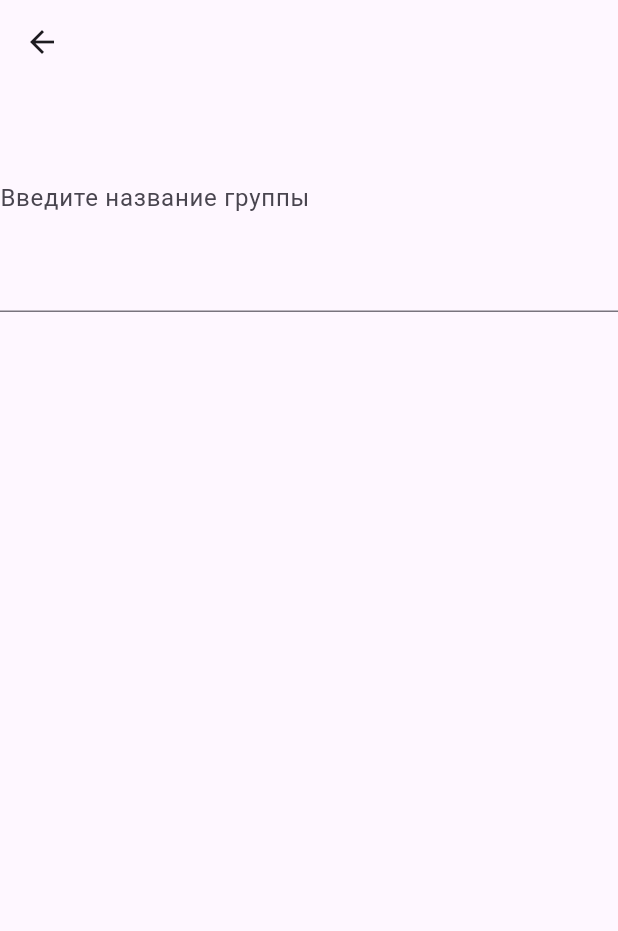
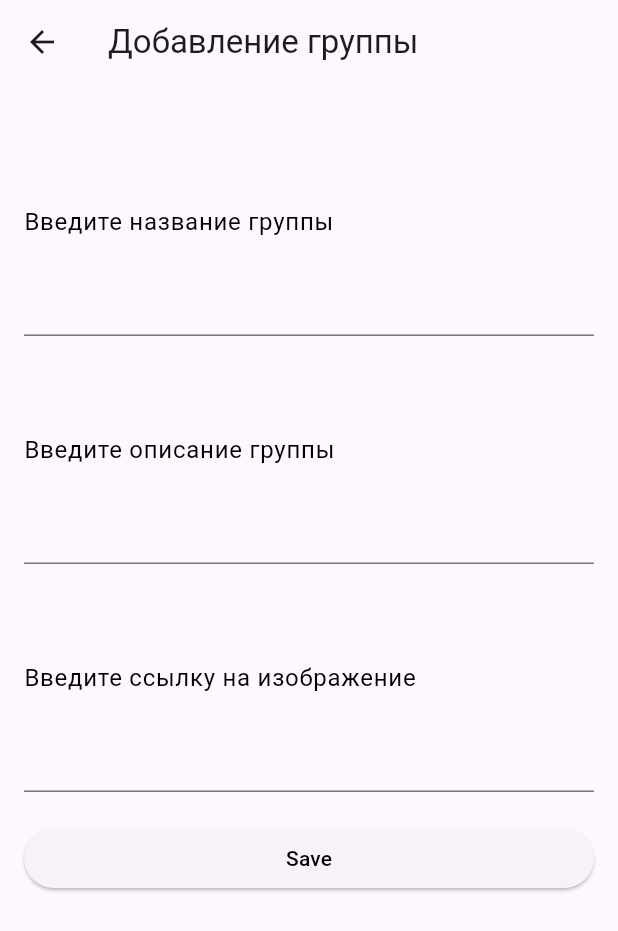
Before and after one commit to Dhageu/ks, a Flutter app: the AddGroup screen opened directly, on a phone screen of 412 x 824 dp. Shown: the top 931 px of the screen. Run offline on Flutter 3.47's test engine with Material 3 defaults, Android fonts, the phone set to English and light mode, and no system bars; network calls fail.

Commit message:
Выполнил 4 практику, реализовал функцию добавления новой группы, а также удаления группы

```diff
--- a/lib/pages/add_group.dart
+++ b/lib/pages/add_group.dart
@@ -16,16 +16,43 @@ class _AddGroupState extends State<AddGroup> {
   Widget build(BuildContext context) {
     return Scaffold(
       appBar: AppBar(
-
+        title: const Text("Добавление группы"),
       ),
-      body: Column(
+      body: Padding(
+        padding: const EdgeInsets.all(16.0),
+        child: ListView(
           children: [
             TextField(
               controller: _titleController,
-            decoration: InputDecoration(labelText: 'Введите название группы'),
+              decoration: const InputDecoration(labelText: 'Введите название группы', labelStyle: TextStyle(color: Colors.black),),
               maxLines: 5,
             ),
+            TextField(
+              controller: _descriptionController,
+              decoration: const InputDecoration(labelText: 'Введите описание группы', labelStyle: TextStyle(color: Colors.black),),
+              maxLines: 5,
+            ),
+            TextField(
+              controller: _imageUrlController,
+              decoration: const InputDecoration(labelText: 'Введите ссылку на изображение', labelStyle: TextStyle(color: Colors.black),),
+              maxLines: 5,
+            ),
+            const SizedBox(height: 20,),
+            ElevatedButton(
+              onPressed: () {
+                Map<String, dynamic> newGroup = {
+                  "title": _titleController.text,
+                  "description": _descriptionController.text,
+                  "image_url": _imageUrlController.text
+                };
+                if (newGroup.isNotEmpty) {
+                  Navigator.pop(context, newGroup);
+                }
+              },
+              child: const Text("Save", style: TextStyle(color: Colors.black)),
+            ),
           ],
+        ),
       ),
     );
   }
--- a/lib/pages/description.dart
+++ b/lib/pages/description.dart
@@ -1,8 +1,10 @@
 import 'package:flutter/material.dart';
+import 'dart:developer' as developer;
 
 class Description extends StatelessWidget {
   const Description({super.key, required this.group});
   final Map<String, dynamic> group;
+
 
   @override
   Widget build(BuildContext context) {
@@ -17,7 +19,7 @@ class Description extends StatelessWidget {
         padding: const EdgeInsets.all(16.0),
         child: Column(
           children: [
-            Image.asset(group["image_url"].toString(),),
+            Image.network(group["image_url"].toString()),
             const SizedBox(height: 30,),
             Text(group["description"], style: const TextStyle(color: Colors.white)),
           ],
--- a/pubspec.yaml
+++ b/pubspec.yaml
@@ -9,6 +9,7 @@ environment:
 dependencies:
   flutter:
     sdk: flutter
+  path_provider: ^2.1.4
 
 dev_dependencies:
   flutter_test:
```
Also changed, not shown: lib/components/product.json (+1 -34 lines), lib/pages/homepage.dart (+78 -3 lines), 1.jpg (deleted), 1.png (added), 2.jpg (deleted), 2.png (added), 3.png (added), pubspec.lock, 3 other files. Lines whose indentation alone changed are shown as unchanged.
